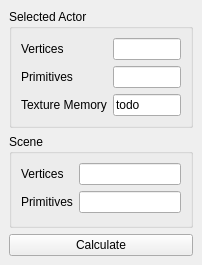
The window that delta3d/utilities/STAGE/plugins/STMapStatistics/mapstatistics.ui (delta3d/delta3d) describes before a commit, drawn with Qt 5.
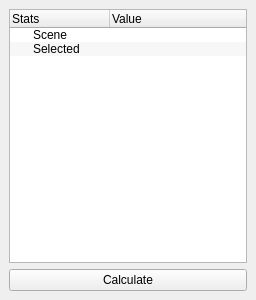
The same window after the commit.

Commit message: Updated map stats to use the osg StatsVisitor and changed the ui to use a tree widget.

Diff of the .ui file:
```diff
--- a/delta3d/utilities/STAGE/plugins/STMapStatistics/mapstatistics.ui
+++ b/delta3d/utilities/STAGE/plugins/STMapStatistics/mapstatistics.ui
@@ -9,14 +9,14 @@
    <rect>
     <x>0</x>
     <y>0</y>
-    <width>202</width>
-    <height>265</height>
+    <width>256</width>
+    <height>300</height>
    </rect>
   </property>
   <property name="minimumSize">
    <size>
-    <width>172</width>
-    <height>265</height>
+    <width>256</width>
+    <height>300</height>
    </size>
   </property>
   <property name="layoutDirection">
@@ -27,104 +27,61 @@
   </property>
   <widget class="QWidget" name="dockWidgetContents">
    <layout class="QGridLayout" name="gridLayout_2">
-    <item row="1" column="0">
-     <widget class="QGroupBox" name="geometryGroupBox">
-      <property name="title">
-       <string>Selected Actor</string>
-      </property>
-      <layout class="QFormLayout" name="formLayout">
-       <property name="fieldGrowthPolicy">
-        <enum>QFormLayout::AllNonFixedFieldsGrow</enum>
-       </property>
-       <item row="0" column="0">
-        <widget class="QLabel" name="label">
-         <property name="text">
-          <string>Vertices</string>
-         </property>
-        </widget>
-       </item>
-       <item row="0" column="1">
-        <widget class="QLineEdit" name="actorVertices">
-         <property name="enabled">
-          <bool>true</bool>
-         </property>
-         <property name="readOnly">
-          <bool>true</bool>
-         </property>
-        </widget>
-       </item>
-       <item row="1" column="0">
-        <widget class="QLabel" name="label_2">
-         <property name="text">
-          <string>Primitives</string>
-         </property>
-        </widget>
-       </item>
-       <item row="1" column="1">
-        <widget class="QLineEdit" name="actorPrimitives">
-         <property name="readOnly">
-          <bool>true</bool>
-         </property>
-        </widget>
-       </item>
-       <item row="2" column="0">
-        <widget class="QLabel" name="label_3">
-         <property name="text">
-          <string>Texture Memory</string>
-         </property>
-        </widget>
-       </item>
-       <item row="2" column="1">
-        <widget class="QLineEdit" name="actorTextureMemory">
-         <property name="text">
-          <string>todo</string>
-         </property>
-         <property name="readOnly">
-          <bool>true</bool>
-         </property>
-        </widget>
-       </item>
-      </layout>
-     </widget>
-    </item>
-    <item row="2" column="0">
-     <widget class="QGroupBox" name="groupBox">
-      <property name="title">
-       <string>Scene</string>
-      </property>
-      <layout class="QFormLayout" name="formLayout_2">
-       <item row="0" column="0">
-        <widget class="QLabel" name="label_4">
-         <property name="text">
-          <string>Vertices</string>
-         </property>
-        </widget>
-       </item>
-       <item row="0" column="1">
-        <widget class="QLineEdit" name="sceneVertices">
-         <property name="readOnly">
-          <bool>true</bool>
-         </property>
-        </widget>
-       </item>
-       <item row="1" column="0">
-        <widget class="QLabel" name="label_5">
-         <property name="text">
-          <string>Primitives</string>
-         </property>
-        </widget>
-       </item>
-       <item row="1" column="1">
-        <widget class="QLineEdit" name="scenePrimitives">
-         <property name="readOnly">
-          <bool>true</bool>
-         </property>
-        </widget>
-       </item>
-      </layout>
-     </widget>
-    </item>
     <item row="3" column="0">
+     <widget class="QTreeWidget" name="statTable">
+      <property name="frameShape">
+       <enum>QFrame::StyledPanel</enum>
+      </property>
+      <property name="frameShadow">
+       <enum>QFrame::Sunken</enum>
+      </property>
+      <property name="lineWidth">
+       <number>1</number>
+      </property>
+      <property name="midLineWidth">
+       <number>0</number>
+      </property>
+      <property name="alternatingRowColors">
+       <bool>true</bool>
+      </property>
+      <property name="selectionMode">
+       <enum>QAbstractItemView::NoSelection</enum>
+      </property>
+      <property name="rootIsDecorated">
+       <bool>true</bool>
+      </property>
+      <property name="uniformRowHeights">
+       <bool>false</bool>
+      </property>
+      <attribute name="headerCascadingSectionResizes">
+       <bool>false</bool>
+      </attribute>
+      <column>
+       <property name="text">
+        <string>Stats</string>
+       </property>
+      </column>
+      <column>
+       <property name="text">
+        <string>Value</string>
+       </property>
+      </column>
+      <item>
+       <property name="text">
+        <string>Scene</string>
+       </property>
+       <property name="text">
+        <string/>
+       </property>
+      </item>
+      <item>
+       <property name="text">
+        <string>Selected</string>
+       </property>
+      </item>
+     </widget>
+    </item>
+    <item row="4" column="0">
      <widget class="QPushButton" name="calculateButton">
       <property name="text">
        <string>Calculate</string>
```
The commit also changes 2 other files.
